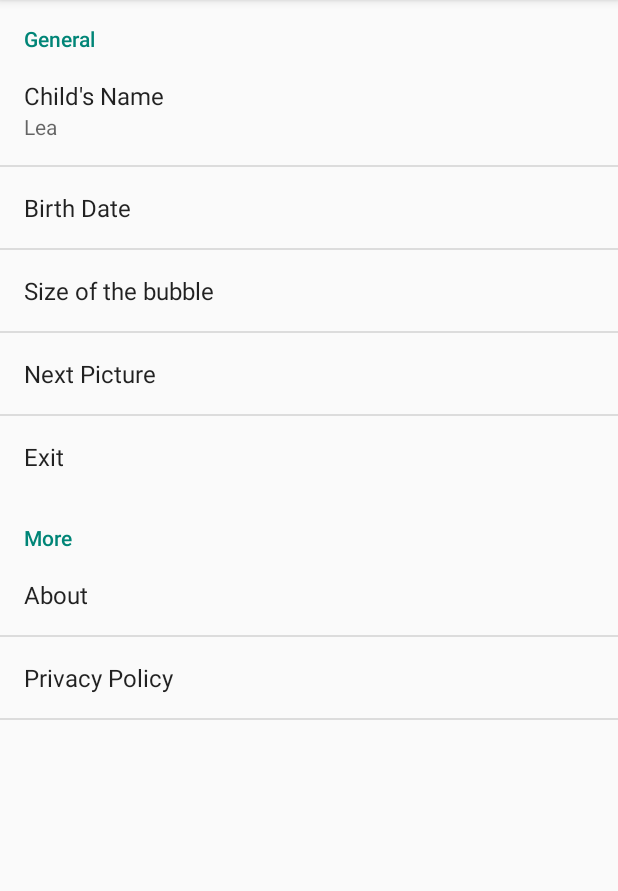
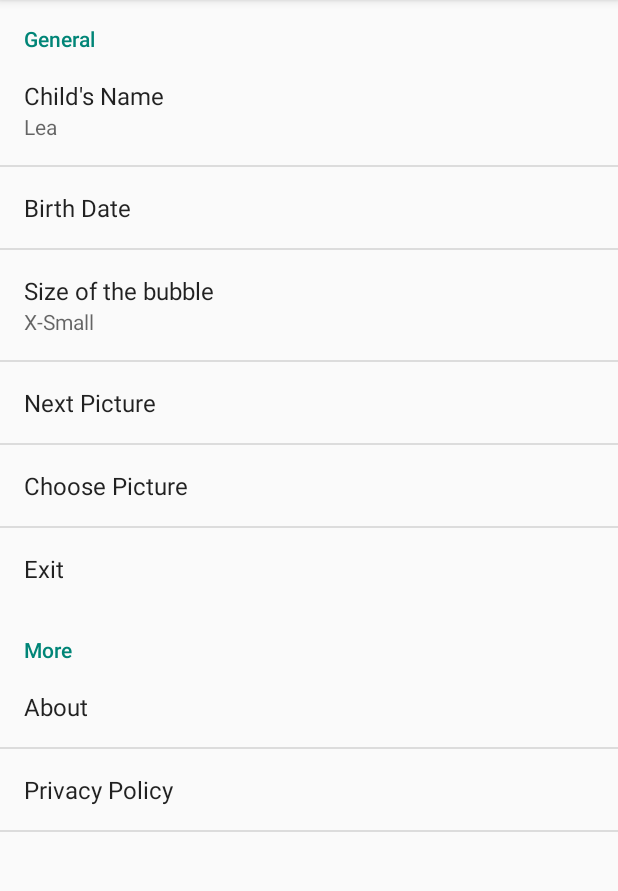
Before and after one commit to JollyJumper88/PricessLea, an Android app: the fragment MyPreferenceFragment shown on its own in the app's theme, on a phone screen of 412 x 824 dp, the part 84-975 px from its top. Run offline under Robolectric (Android 15) with nearby library versions, the phone set to English and light mode, and no system bars; libraries missing offline, so code that uses them is left out: com.theartofdev.edmodo; 1 statement that could not run was skipped.

Commit message:
choose Picture and Crop it using external library

```diff
--- a/app/src/main/AndroidManifest.xml
+++ b/app/src/main/AndroidManifest.xml
@@ -4,6 +4,9 @@
 
     <uses-permission android:name="android.permission.SYSTEM_ALERT_WINDOW" />
     <uses-permission android:name="android.permission.INTERNET" />
+    <uses-permission android:name="android.permission.READ_EXTERNAL_STORAGE" />
+    <uses-permission android:name="android.permission.WRITE_EXTERNAL_STORAGE" />
+    <uses-permission android:name="android.permission.MANAGE_DOCUMENTS" />
 
     <application
         android:allowBackup="true"
@@ -20,6 +23,8 @@
                 <category android:name="android.intent.category.LAUNCHER" />
             </intent-filter>
         </activity>
+        <activity android:name="com.theartofdev.edmodo.cropper.CropImageActivity"
+            android:theme="@style/Base.Theme.AppCompat"/>
 
         <service
             android:name=".FloatingFaceBubbleService"
--- a/app/src/main/java/at/android/princesslea/MyPreferenceFragment.java
+++ b/app/src/main/java/at/android/princesslea/MyPreferenceFragment.java
@@ -1,5 +1,6 @@
 package at.android.princesslea;
 
+import android.app.Activity;
 import android.app.AlertDialog;
 import android.app.DatePickerDialog;
 import android.app.TimePickerDialog;
@@ -7,7 +8,12 @@ import android.content.Context;
 import android.content.DialogInterface;
 import android.content.Intent;
 import android.content.SharedPreferences;
+import android.content.res.AssetFileDescriptor;
+import android.graphics.Bitmap;
+import android.graphics.BitmapFactory;
+import android.net.Uri;
 import android.os.Bundle;
+import android.os.ParcelFileDescriptor;
 import android.preference.ListPreference;
 import android.preference.Preference;
 import android.preference.PreferenceFragment;
@@ -16,8 +22,13 @@ import android.util.Log;
 import android.widget.DatePicker;
 import android.widget.TimePicker;
 
+import com.theartofdev.edmodo.cropper.CropImage;
+
 import org.joda.time.DateTime;
 
+import java.io.FileDescriptor;
+import java.io.FileNotFoundException;
+import java.io.IOException;
 import java.util.Calendar;
 import java.util.Date;
 
@@ -25,6 +36,8 @@ import at.android.princesslea.etc.PrivacyPolicy;
 
 
 public class MyPreferenceFragment extends PreferenceFragment {
+    private static final int RESULT_PICK_IMAGE = 99;
+    private static final int RESULT_CROP_IMAGE = 88;
     String TAG = "MyPreferenceFragment";
     Context context;
     private SharedPreferences preferences;
@@ -43,6 +56,7 @@ public class MyPreferenceFragment extends PreferenceFragment {
         findPreference("exit").setOnPreferenceClickListener(clickListener);
 
         findPreference("nextpicture").setOnPreferenceClickListener(clickListener);
+        findPreference("choosepic").setOnPreferenceClickListener(clickListener);
         findPreference("birthdatetime").setOnPreferenceClickListener(clickListener);
         findPreference("dev").setOnPreferenceClickListener(clickListener);
         findPreference("privpol").setOnPreferenceClickListener(clickListener);
@@ -139,6 +153,17 @@ public class MyPreferenceFragment extends PreferenceFragment {
                     getActivity().finish();
 
                     break;
+                case "choosepic":
+
+
+                    Intent intent = new Intent(Intent.ACTION_PICK, android.provider.MediaStore.Images.Media.EXTERNAL_CONTENT_URI);
+                    intent.setType("image/*");
+                    intent.setAction(Intent.ACTION_GET_CONTENT);
+
+                    startActivityForResult(Intent.createChooser(intent,
+                            "Select Picture"), RESULT_PICK_IMAGE);
+
+                    break;
                 case "nextpicture":
                     i = new Intent("pref_broadcast");
                     i.putExtra("action", "nextpicture");
@@ -161,6 +186,56 @@ public class MyPreferenceFragment extends PreferenceFragment {
             return false;
         }
     };
+
+    @Override
+    public void onActivityResult(int requestCode, int resultCode, Intent data) {
+        super.onActivityResult(requestCode, resultCode, data);
+
+        Log.d(TAG, "onActivityResult: " + requestCode);
+
+        if (resultCode == Activity.RESULT_OK) {
+            // choose picture
+            if (data != null) {
+                switch (requestCode) {
+                    case RESULT_PICK_IMAGE:
+
+                        Uri selectedImageUri = data.getData();
+//                        Intent CropIntent = new Intent("com.android.camera.action.CROP");
+//                        CropIntent.setDataAndType(selectedImageUri, "image/*");
+//                        CropIntent.putExtra("crop", "true");
+//                        CropIntent.putExtra("outputX", 180);
+//                        CropIntent.putExtra("outputY", 180);
+//                        CropIntent.putExtra("aspectX", 3);
+//                        CropIntent.putExtra("aspectY", 4);
+//                        CropIntent.putExtra("scaleUpIfNeeded", true);
+//                        CropIntent.putExtra("return-data", true);
+//                        startActivityForResult(CropIntent, RESULT_CROP_IMAGE);
+
+                        CropImage.activity(selectedImageUri).start(getContext(), this);
+                        break;
+                    case CropImage.CROP_IMAGE_ACTIVITY_REQUEST_CODE:
+                        CropImage.ActivityResult result = CropImage.getActivityResult(data);
+                        //if (resultCode == RESULT_OK) {
+                        Uri resultUri = result.getUri();
+
+                        //} else if (resultCode == CropImage.CROP_IMAGE_ACTIVITY_RESULT_ERROR_CODE) {
+                        //    Exception error = result.getError();
+                        //}
+                        Intent i = new Intent("pref_broadcast");
+                        i.putExtra("choosepic", resultUri.toString());
+                        getContext().sendBroadcast(i);
+                        break;
+
+//                    case RESULT_CROP_IMAGE:
+//                        Uri selectedImageUri2 = data.getData();
+
+//                        break;
+                    default:
+                        break;
+                }
+            }
+        }
+    }
 
     private void showDateTimePicker() {
         Date value = new Date();
--- a/app/src/main/res/values/strings.xml
+++ b/app/src/main/res/values/strings.xml
@@ -76,4 +76,5 @@
     <string name="pref_title_vibrate">Vibrate</string>
     <string name="title_activity_privacy_policy">PrivacyPolicy</string>
     <string name="pref_title_birth">Birth Date</string>
+    <string name="choosepic">Choose Picture</string>
 </resources>
--- a/app/src/main/res/xml/pref_general.xml
+++ b/app/src/main/res/xml/pref_general.xml
@@ -23,8 +23,9 @@
             android:layout_height="wrap_content"
             android:key="birthdatetime"
             android:title="@string/pref_title_birth"></Preference>
+
         <ListPreference
-            android:defaultValue="1"
+            android:defaultValue="10"
             android:entries="@array/pref_size_titles"
             android:entryValues="@array/pref_size_values"
             android:key="size_list"
@@ -32,12 +33,17 @@
             android:positiveButtonText="@null"
             android:title="@string/pref_size" />
 
-
         <Preference
             android:key="nextpicture"
             android:title="@string/pref_next"></Preference>
 
 
+        <Preference
+            android:id="@+id/preference"
+            android:layout_width="wrap_content"
+            android:layout_height="wrap_content"
+            android:key="choosepic"
+            android:title="@string/choosepic"></Preference>
         <Preference
             android:key="exit"
             android:title="@string/pref_exit"></Preference>
```
Also changed, not shown: app/src/main/assets/Links.txt (+15 -0 lines), app/src/main/java/at/android/princesslea/FloatingFaceBubbleService.java (+45 -1 lines), app/src/main/java/at/android/princesslea/MainActivity.java (+7 -0 lines), app/src/main/java/at/android/princesslea/MyImageView.java (+25 -11 lines).
